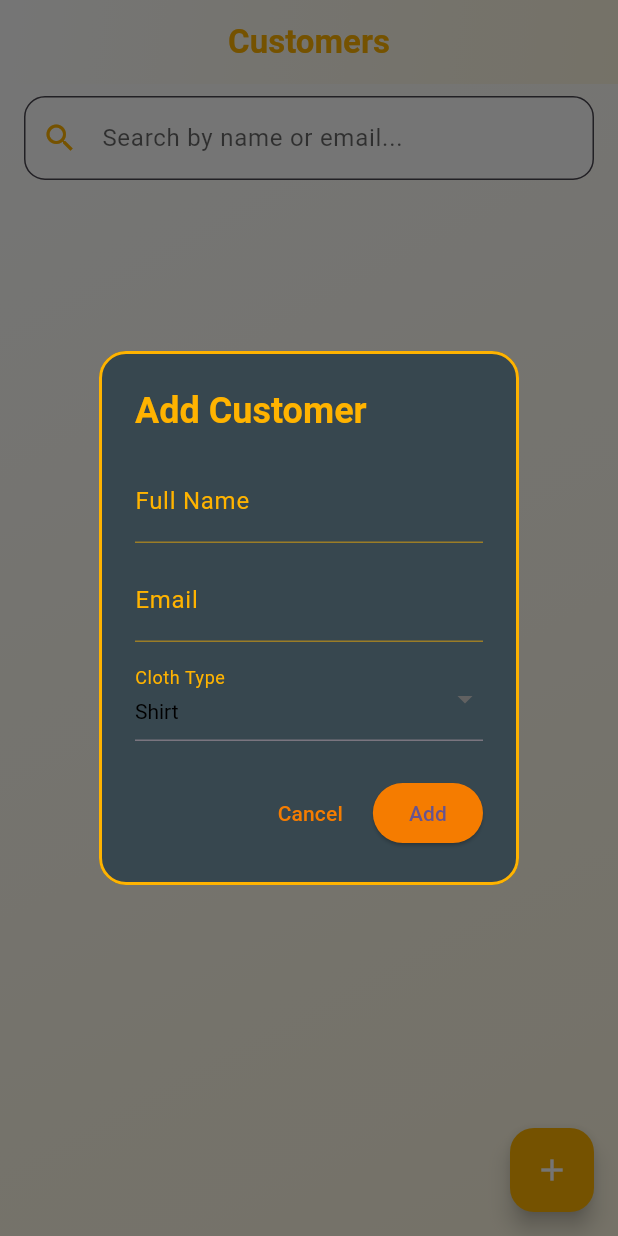
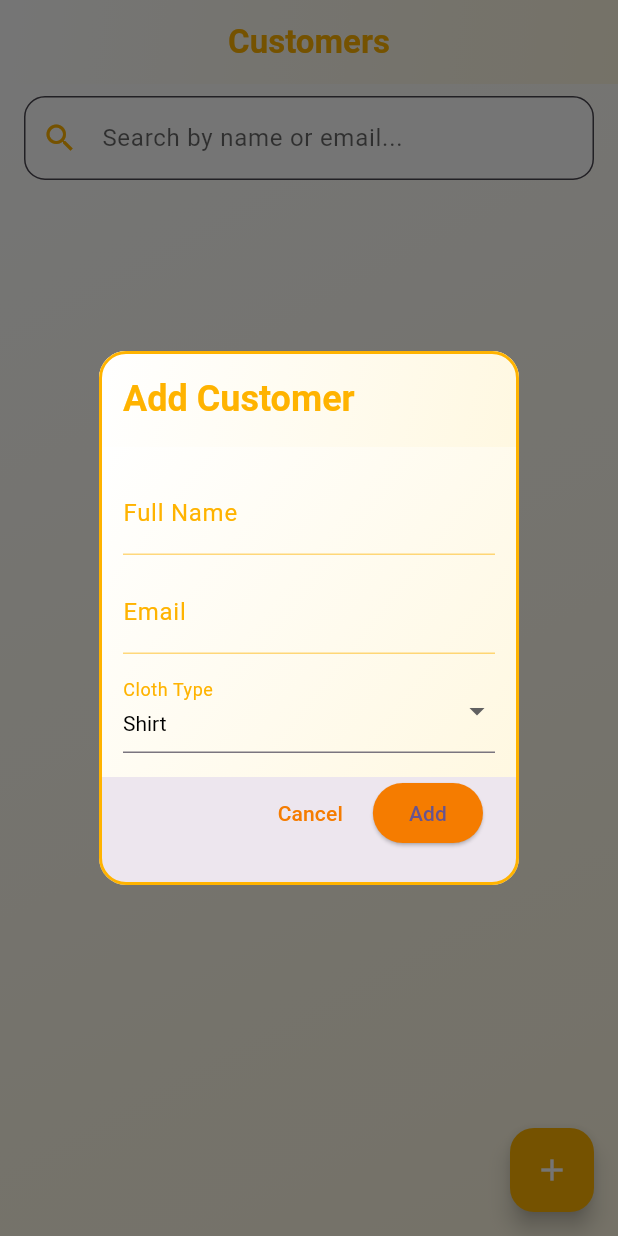
Before and after one commit to Muhammad-Rashid-172002/Tailor-App, a Flutter app: the CustomersScreen screen opened directly, after a tap on the "add" icon, on a phone screen of 412 x 824 dp. Run offline on Flutter 3.47's test engine with Material 3 defaults, Android fonts, the phone set to English and light mode, and no system bars; our stand-ins replace cloud_firestore, firebase_auth, firebase_core, firebase_storage, flutter_animate, flutter_slidable and 5 more; accounts and stored records are empty.

Commit message:
fixing ui bugs

```diff
--- a/lib/Screens/home_screen/Pages/customerScreen.dart
+++ b/lib/Screens/home_screen/Pages/customerScreen.dart
@@ -273,19 +273,42 @@ class _CustomersScreenState extends State<CustomersScreen> {
         return StatefulBuilder(
           builder: (ctx, setState) {
             return AlertDialog(
-              backgroundColor: premiumSecondary,
               shape: RoundedRectangleBorder(
                 side: BorderSide(color: premiumPrimary, width: 2),
                 borderRadius: BorderRadius.circular(18),
               ),
-              title: Text(
+              titlePadding: EdgeInsets.zero, // To align gradient properly
+              contentPadding: EdgeInsets.zero,
+              title: Container(
+                padding: const EdgeInsets.all(16),
+                decoration: BoxDecoration(
+                  gradient: LinearGradient(
+                    colors: [Colors.white, Color(0xFFFFF8E1)],
+                    begin: Alignment.topLeft,
+                    end: Alignment.bottomRight,
+                  ),
+                  borderRadius: const BorderRadius.vertical(
+                    top: Radius.circular(18),
+                  ),
+                ),
+                child: Text(
                   "Add Customer",
                   style: TextStyle(
                     color: premiumPrimary,
                     fontWeight: FontWeight.bold,
                   ),
                 ),
-              content: SingleChildScrollView(
+              ),
+              content: Container(
+                decoration: BoxDecoration(
+                  gradient: LinearGradient(
+                    colors: [Colors.white, Color(0xFFFFF8E1)],
+                    begin: Alignment.topLeft,
+                    end: Alignment.bottomRight,
+                  ),
+                ),
+                child: SingleChildScrollView(
+                  padding: const EdgeInsets.all(16),
                   child: Column(
                     children: [
                       _buildTextField("Full Name", nameController),
@@ -315,6 +338,7 @@ class _CustomersScreenState extends State<CustomersScreen> {
                         },
                       ),
                     ],
+                  ),
                 ),
               ),
               actions: [
--- a/lib/Screens/home_screen/Pages/receipt.dart
+++ b/lib/Screens/home_screen/Pages/receipt.dart
@@ -561,7 +561,7 @@ class _ReceiptscreenState extends State<Receiptscreen> {
     return TextField(
       controller: controller,
       keyboardType: keyboard,
-      style: const TextStyle(color: Colors.white),
+      style: const TextStyle(color: Colors.black),
       decoration: InputDecoration(
         labelText: label,
         labelStyle: TextStyle(color: premiumPrimary),
```
Also changed, not shown: lib/Screens/home_screen/Pages/personscreen.dart (+40 -10 lines). Lines whose indentation alone changed are shown as unchanged.
